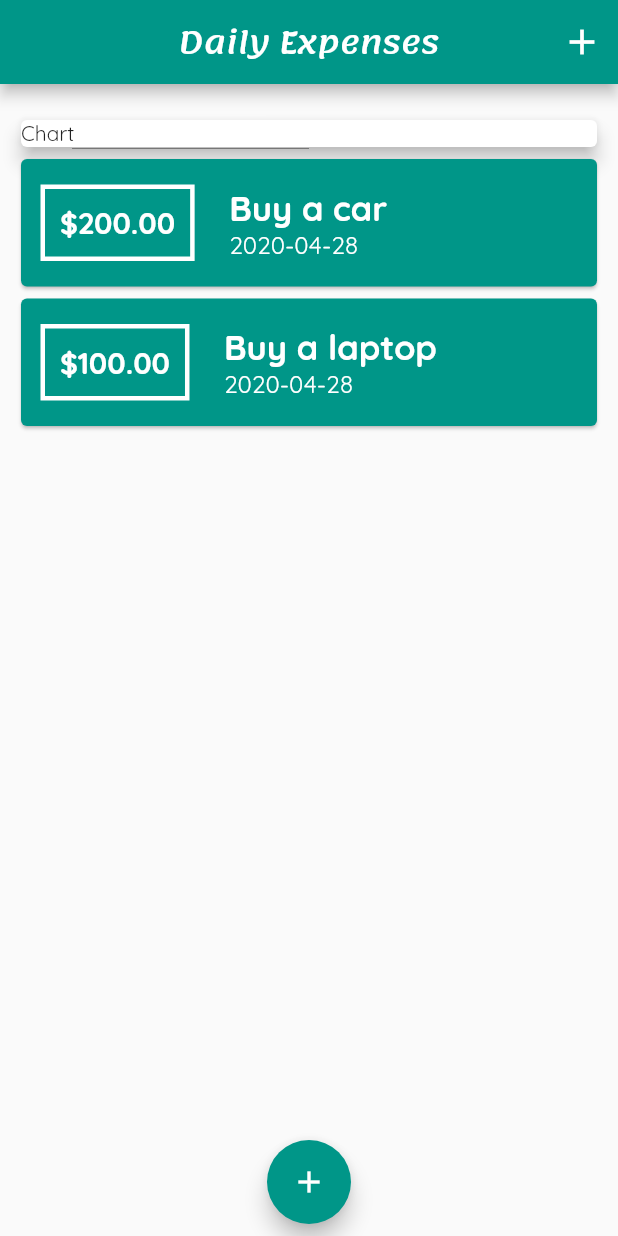
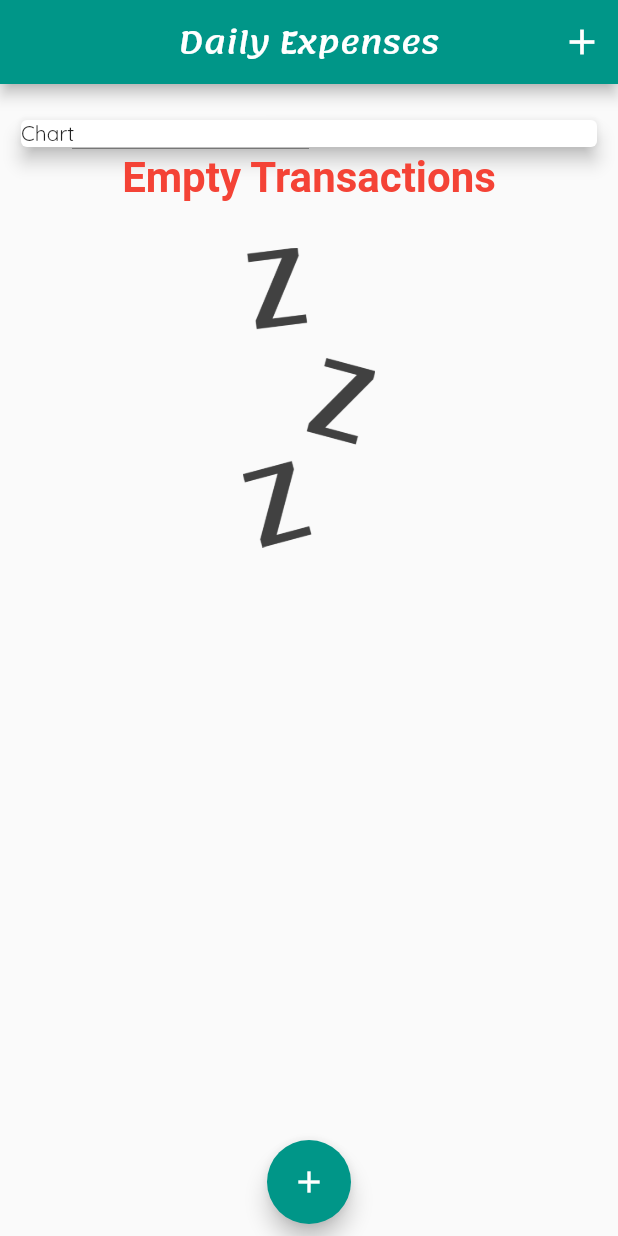
Before and after one commit to Ayesh1998/Flutter-Daily_Expenses_Calculator_App, a Flutter app: the screen it shows after launch, on a phone screen of 412 x 824 dp. Run offline on Flutter 3.47's test engine with Material 2 defaults, Android fonts, the phone set to English and light mode, and no system bars.

Commit message:
Added a message and a image to show when the expenses are empty

```diff
--- a/lib/main.dart
+++ b/lib/main.dart
@@ -42,18 +42,18 @@ class _HomePageState extends State<HomePage> {
   String inputAmount;
 
   final List<Transaction> _transactions = [
-    Transaction(
-      amount: 200.00,
-      date: DateTime.now(),
-      id: 't1',
-      title: 'Buy a car',
-    ),
-    Transaction(
-      amount: 100.00,
-      date: DateTime.now(),
-      id: 't2',
-      title: 'Buy a laptop',
-    ),
+    // Transaction(
+    //   amount: 200.00,
+    //   date: DateTime.now(),
+    //   id: 't1',
+    //   title: 'Buy a car',
+    // ),
+    // Transaction(
+    //   amount: 100.00,
+    //   date: DateTime.now(),
+    //   id: 't2',
+    //   title: 'Buy a laptop',
+    // ),
   ];
 
   void _addNewTransaction(String title, double amount) {
--- a/lib/widgets/transaction-list.dart
+++ b/lib/widgets/transaction-list.dart
@@ -11,7 +11,31 @@ class TransactionList extends StatelessWidget {
   Widget build(BuildContext context) {
     return Container(
       height: 300,
-      child: ListView(
+      child: transactions.isEmpty
+          ? Column(
+              children: <Widget>[
+                Text(
+                  'Empty Transactions',
+                  style: TextStyle(
+                    fontSize: 28,
+                    fontFamily: '',
+                    fontWeight: FontWeight.bold,
+                    color: Colors.red,
+                  ),
+                ),
+                SizedBox(
+                  height: 30,
+                ),
+                Container(
+                  height: 200,
+                  child: Image.asset(
+                    'assets/images/waiting.png',
+                    fit: BoxFit.cover,
+                  ),
+                ),
+              ],
+            )
+          : ListView(
               children: transactions.map((transaction) {
               return Card(
                 color: Theme.of(context).primaryColor,
@@ -28,8 +52,8 @@ class TransactionList extends StatelessWidget {
                                 width: 3,
                                 style: BorderStyle.solid),
                           ),
-                    margin: EdgeInsets.fromLTRB(3, 7, 3, 7),
-                    padding: EdgeInsets.fromLTRB(10, 10, 10, 10),
+                          margin: EdgeInsets.fromLTRB(3, 0, 3, 0),
+                          padding: EdgeInsets.fromLTRB(5, 5, 5, 5),
                           child: Text(
                             '\$${transaction.amount.toStringAsFixed(2)}',
                             style: TextStyle(
@@ -40,7 +64,7 @@ class TransactionList extends StatelessWidget {
                         ),
                       ),
                       SizedBox(
-                  width: 20,
+                        width: 25,
                       ),
                       Column(
                         crossAxisAlignment: CrossAxisAlignment.start,
--- a/pubspec.yaml
+++ b/pubspec.yaml
@@ -39,9 +39,9 @@ flutter:
   # the material Icons class.
   uses-material-design: true
   # To add assets to your application, add an assets section, like this:
-  # assets:
-  #  - images/a_dot_burr.jpeg
-  #  - images/a_dot_ham.jpeg
+  assets:
+    - assets/images/waiting.png
+
   # An image asset can refer to one or more resolution-specific "variants", see
   # https://flutter.dev/assets-and-images/#resolution-aware.
   # For details regarding adding assets from package dependencies, see
```
Also changed, not shown: assets/images/waiting.png (added). Lines whose indentation alone changed are shown as unchanged.
